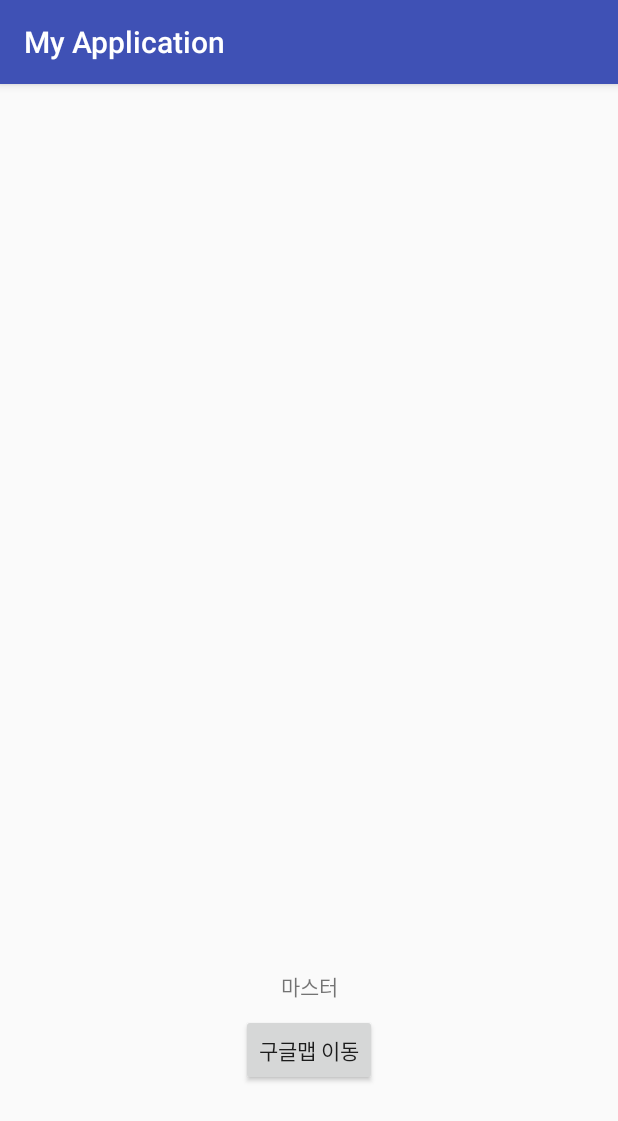
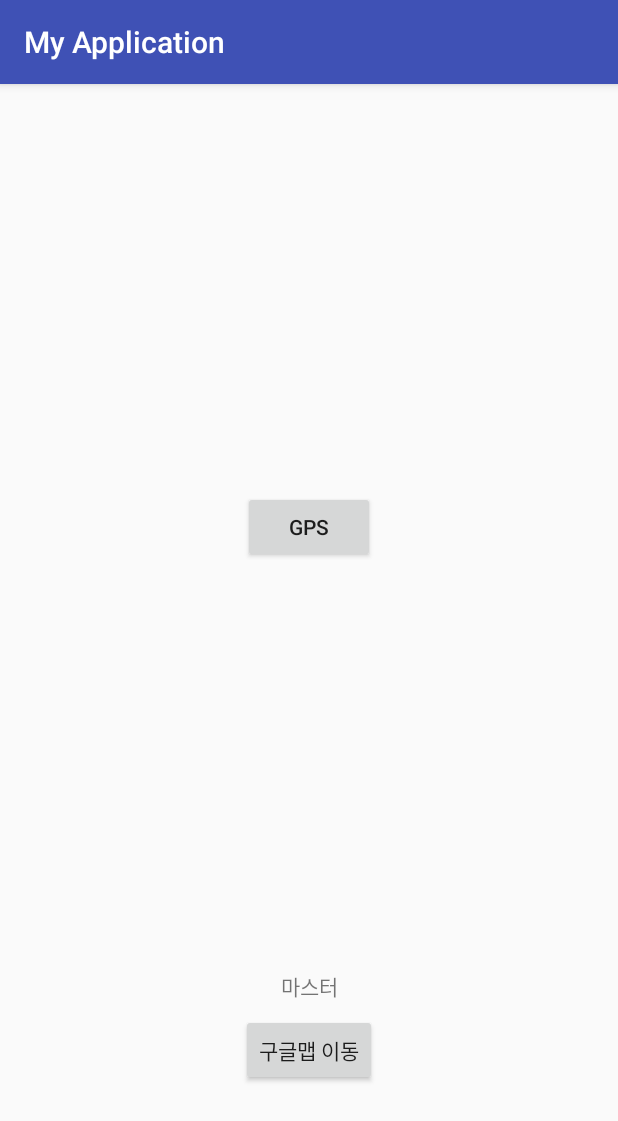
Before and after one commit to bishop130/practice, an Android app: the screen it shows after launch (MainActivity), on a phone screen of 412 x 824 dp. Shown: the top 1121 px of the screen. Run offline under Robolectric (Android 15) with nearby library versions, the phone set to English and light mode, and no system bars; libraries missing offline, so code that uses them is left out: com.gun0912.tedpermission; 2 statements that could not run were skipped.

Commit message:
GPS권한설정완료 GPS작동 완료

```diff
--- a/app/build.gradle
+++ b/app/build.gradle
@@ -24,6 +24,8 @@ dependencies {
     implementation 'com.android.support.constraint:constraint-layout:1.0.2'
     implementation 'com.google.android.gms:play-services-maps:11.8.0'
     implementation 'com.google.android.gms:play-services-location:11.8.0'
+    compile 'gun0912.ted:tedpermission:2.0.0'
+
 
     testImplementation 'junit:junit:4.12'
     androidTestImplementation 'com.android.support.test:runner:1.0.1'
--- a/app/src/main/java/com/example/lj/myapplication/MainActivity.java
+++ b/app/src/main/java/com/example/lj/myapplication/MainActivity.java
@@ -1,10 +1,17 @@
 package com.example.lj.myapplication;
 
+import android.Manifest;
 import android.content.Intent;
 import android.os.Bundle;
 import android.support.v7.app.AppCompatActivity;
 import android.view.View;
 import android.widget.Button;
+import android.widget.Toast;
+
+import com.gun0912.tedpermission.PermissionListener;
+import com.gun0912.tedpermission.TedPermission;
+
+import java.util.ArrayList;
 
 public class MainActivity extends AppCompatActivity {
 
@@ -16,6 +23,7 @@ public class MainActivity extends AppCompatActivity {
         setContentView(R.layout.activity_main);
 
         Button button = (Button)findViewById(R.id.btnGoogleMap);
+        Button gpsBtn = (Button)findViewById(R.id.btnGPS);
 
         button.setOnClickListener(new View.OnClickListener() {
             @Override
@@ -24,5 +32,33 @@ public class MainActivity extends AppCompatActivity {
                 startActivity(intent);
             }
         });
+        gpsBtn.setOnClickListener(new View.OnClickListener() {
+            @Override
+            public void onClick(View view) {
+                Intent intent = new Intent(MainActivity.this,GpsActivity.class);
+                startActivity(intent);
+            }
+        });
+        PermissionListener permissionlistener = new PermissionListener() {
+            @Override
+            public void onPermissionGranted() {
+                Toast.makeText(MainActivity.this, "권한 허가", Toast.LENGTH_SHORT).show();
+            }
+
+            @Override
+            public void onPermissionDenied(ArrayList<String> deniedPermissions) {
+                Toast.makeText(MainActivity.this, "권한 거부\n" + deniedPermissions.toString(), Toast.LENGTH_SHORT).show();
+            }
+
+
+        };
+        TedPermission.with(this)
+                .setPermissionListener(permissionlistener)
+                .setRationaleMessage("구글 로그인을 하기 위해서는 주소록 접근 권한이 필요해요")
+                .setDeniedMessage("왜 거부하셨어요...\n하지만 [설정] > [권한] 에서 권한을 허용할 수 있어요.")
+                .setPermissions(Manifest.permission.ACCESS_FINE_LOCATION)
+                .check();
+
+
     }
 }
--- a/app/src/main/res/layout/activity_main.xml
+++ b/app/src/main/res/layout/activity_main.xml
@@ -30,4 +30,18 @@
         app:layout_constraintEnd_toEndOf="parent"
         app:layout_constraintStart_toStartOf="parent" />
 
+    <Button
+        android:id="@+id/btnGPS"
+        android:layout_width="wrap_content"
+        android:layout_height="wrap_content"
+        android:layout_marginBottom="8dp"
+        android:layout_marginEnd="8dp"
+        android:layout_marginStart="8dp"
+        android:layout_marginTop="8dp"
+        android:text="GPS"
+        app:layout_constraintBottom_toTopOf="@+id/textView2"
+        app:layout_constraintEnd_toEndOf="parent"
+        app:layout_constraintStart_toStartOf="parent"
+        app:layout_constraintTop_toTopOf="parent" />
+
 </android.support.constraint.ConstraintLayout>
```
Also changed, not shown: app/src/main/AndroidManifest.xml (+6 -1 lines), app/src/main/java/com/example/lj/myapplication/GpsActivity.java (added, +103 -0 lines), app/src/main/res/layout/activity_gps.xml (added, +27 -0 lines).
